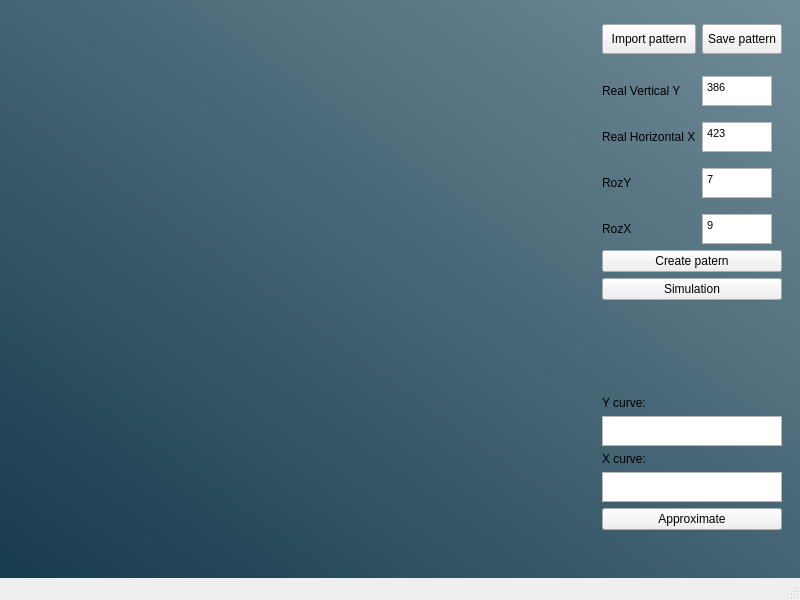
This is develop/interfaces/interface_pattern_menu.ui in Mark-mmv/HelczaViewerMultiProject_v1 as Qt 5 draws it before an edit. The edited form follows.
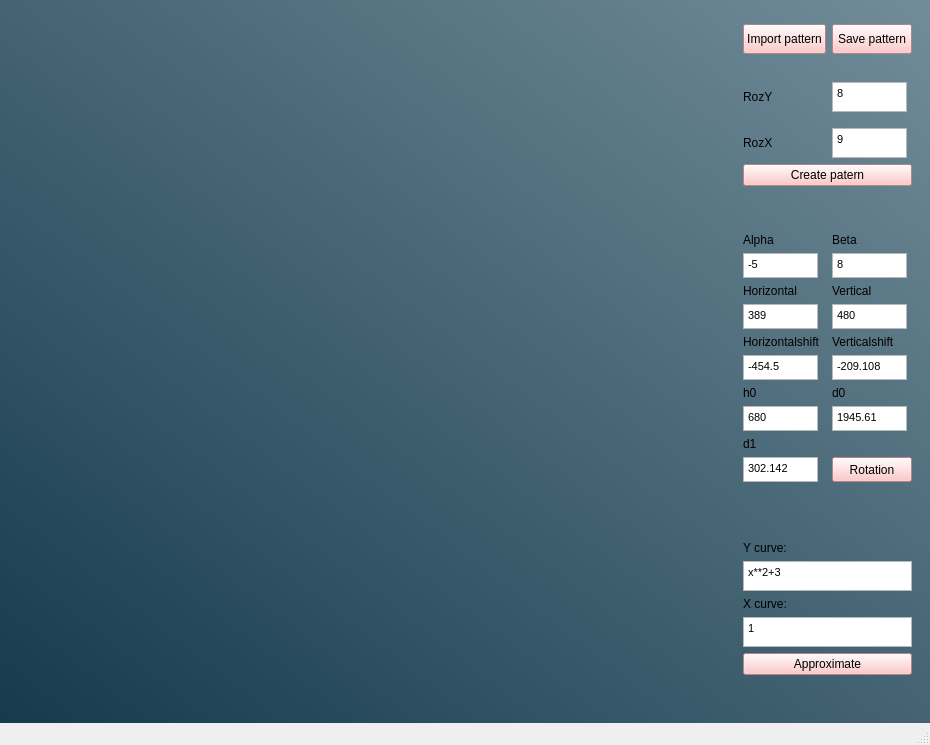
This is the edited form.

Commit message: Add methods: approximate and rotation_pattern

```diff
--- a/develop/interfaces/interface_pattern_menu.ui
+++ b/develop/interfaces/interface_pattern_menu.ui
@@ -6,8 +6,8 @@
    <rect>
     <x>0</x>
     <y>0</y>
-    <width>800</width>
-    <height>600</height>
+    <width>930</width>
+    <height>745</height>
    </rect>
   </property>
   <property name="windowTitle">
@@ -27,7 +27,551 @@
        <property name="sizeConstraint">
         <enum>QLayout::SetDefaultConstraint</enum>
        </property>
-       <item row="0" column="0" rowspan="20">
+       <item row="8" column="3">
+        <widget class="QLabel" name="label_beta">
+         <property name="minimumSize">
+          <size>
+           <width>20</width>
+           <height>15</height>
+          </size>
+         </property>
+         <property name="maximumSize">
+          <size>
+           <width>16777215</width>
+           <height>15</height>
+          </size>
+         </property>
+         <property name="font">
+          <font>
+           <pointsize>9</pointsize>
+           <weight>50</weight>
+           <bold>false</bold>
+          </font>
+         </property>
+         <property name="text">
+          <string>Beta</string>
+         </property>
+        </widget>
+       </item>
+       <item row="1" column="2">
+        <widget class="QPushButton" name="button_import_pattern">
+         <property name="minimumSize">
+          <size>
+           <width>0</width>
+           <height>30</height>
+          </size>
+         </property>
+         <property name="styleSheet">
+          <string notr="true">background-color: rgb(255, 185, 185);</string>
+         </property>
+         <property name="text">
+          <string>Import pattern</string>
+         </property>
+        </widget>
+       </item>
+       <item row="1" column="3">
+        <widget class="QPushButton" name="button_save_pattern">
+         <property name="minimumSize">
+          <size>
+           <width>0</width>
+           <height>30</height>
+          </size>
+         </property>
+         <property name="styleSheet">
+          <string notr="true">background-color: rgb(255, 185, 185);</string>
+         </property>
+         <property name="text">
+          <string>Save pattern</string>
+         </property>
+        </widget>
+       </item>
+       <item row="22" column="2" colspan="2">
+        <widget class="QTextEdit" name="textedit_formule_y">
+         <property name="maximumSize">
+          <size>
+           <width>180</width>
+           <height>30</height>
+          </size>
+         </property>
+         <property name="html">
+          <string>&lt;!DOCTYPE HTML PUBLIC &quot;-//W3C//DTD HTML 4.0//EN&quot; &quot;http://www.w3.org/TR/REC-html40/strict.dtd&quot;&gt;
+&lt;html&gt;&lt;head&gt;&lt;meta name=&quot;qrichtext&quot; content=&quot;1&quot; /&gt;&lt;style type=&quot;text/css&quot;&gt;
+p, li { white-space: pre-wrap; }
+&lt;/style&gt;&lt;/head&gt;&lt;body style=&quot; font-family:'MS Shell Dlg 2'; font-size:8.25pt; font-weight:400; font-style:normal;&quot;&gt;
+&lt;p style=&quot; margin-top:0px; margin-bottom:0px; margin-left:0px; margin-right:0px; -qt-block-indent:0; text-indent:0px;&quot;&gt;x**2+3&lt;/p&gt;&lt;/body&gt;&lt;/html&gt;</string>
+         </property>
+        </widget>
+       </item>
+       <item row="8" column="2">
+        <widget class="QLabel" name="label_alpha">
+         <property name="maximumSize">
+          <size>
+           <width>16777215</width>
+           <height>15</height>
+          </size>
+         </property>
+         <property name="font">
+          <font>
+           <pointsize>9</pointsize>
+           <weight>50</weight>
+           <bold>false</bold>
+          </font>
+         </property>
+         <property name="text">
+          <string>Alpha</string>
+         </property>
+        </widget>
+       </item>
+       <item row="15" column="2">
+        <widget class="QTextEdit" name="textedit_h0">
+         <property name="sizePolicy">
+          <sizepolicy hsizetype="Fixed" vsizetype="Fixed">
+           <horstretch>0</horstretch>
+           <verstretch>0</verstretch>
+          </sizepolicy>
+         </property>
+         <property name="maximumSize">
+          <size>
+           <width>75</width>
+           <height>25</height>
+          </size>
+         </property>
+         <property name="html">
+          <string>&lt;!DOCTYPE HTML PUBLIC &quot;-//W3C//DTD HTML 4.0//EN&quot; &quot;http://www.w3.org/TR/REC-html40/strict.dtd&quot;&gt;
+&lt;html&gt;&lt;head&gt;&lt;meta name=&quot;qrichtext&quot; content=&quot;1&quot; /&gt;&lt;style type=&quot;text/css&quot;&gt;
+p, li { white-space: pre-wrap; }
+&lt;/style&gt;&lt;/head&gt;&lt;body style=&quot; font-family:'MS Shell Dlg 2'; font-size:8.25pt; font-weight:400; font-style:normal;&quot;&gt;
+&lt;p style=&quot; margin-top:0px; margin-bottom:0px; margin-left:0px; margin-right:0px; -qt-block-indent:0; text-indent:0px;&quot;&gt;680&lt;/p&gt;&lt;/body&gt;&lt;/html&gt;</string>
+         </property>
+        </widget>
+       </item>
+       <item row="6" column="2" colspan="2">
+        <widget class="QPushButton" name="button_create_pattern">
+         <property name="styleSheet">
+          <string notr="true">background-color: rgb(255, 185, 185);</string>
+         </property>
+         <property name="text">
+          <string>Create patern</string>
+         </property>
+        </widget>
+       </item>
+       <item row="12" column="2">
+        <widget class="QLabel" name="label_horizontalshift">
+         <property name="font">
+          <font>
+           <pointsize>9</pointsize>
+           <weight>50</weight>
+           <bold>false</bold>
+          </font>
+         </property>
+         <property name="text">
+          <string>Horizontalshift</string>
+         </property>
+        </widget>
+       </item>
+       <item row="17" column="2">
+        <widget class="QTextEdit" name="textedit_d1">
+         <property name="sizePolicy">
+          <sizepolicy hsizetype="Fixed" vsizetype="Fixed">
+           <horstretch>0</horstretch>
+           <verstretch>0</verstretch>
+          </sizepolicy>
+         </property>
+         <property name="maximumSize">
+          <size>
+           <width>75</width>
+           <height>25</height>
+          </size>
+         </property>
+         <property name="html">
+          <string>&lt;!DOCTYPE HTML PUBLIC &quot;-//W3C//DTD HTML 4.0//EN&quot; &quot;http://www.w3.org/TR/REC-html40/strict.dtd&quot;&gt;
+&lt;html&gt;&lt;head&gt;&lt;meta name=&quot;qrichtext&quot; content=&quot;1&quot; /&gt;&lt;style type=&quot;text/css&quot;&gt;
+p, li { white-space: pre-wrap; }
+&lt;/style&gt;&lt;/head&gt;&lt;body style=&quot; font-family:'MS Shell Dlg 2'; font-size:8.25pt; font-weight:400; font-style:normal;&quot;&gt;
+&lt;p style=&quot; margin-top:0px; margin-bottom:0px; margin-left:0px; margin-right:0px; -qt-block-indent:0; text-indent:0px;&quot;&gt;302.142&lt;/p&gt;&lt;/body&gt;&lt;/html&gt;</string>
+         </property>
+        </widget>
+       </item>
+       <item row="11" column="2">
+        <widget class="QTextEdit" name="textedit_horizontal">
+         <property name="sizePolicy">
+          <sizepolicy hsizetype="Fixed" vsizetype="Fixed">
+           <horstretch>0</horstretch>
+           <verstretch>0</verstretch>
+          </sizepolicy>
+         </property>
+         <property name="maximumSize">
+          <size>
+           <width>75</width>
+           <height>25</height>
+          </size>
+         </property>
+         <property name="html">
+          <string>&lt;!DOCTYPE HTML PUBLIC &quot;-//W3C//DTD HTML 4.0//EN&quot; &quot;http://www.w3.org/TR/REC-html40/strict.dtd&quot;&gt;
+&lt;html&gt;&lt;head&gt;&lt;meta name=&quot;qrichtext&quot; content=&quot;1&quot; /&gt;&lt;style type=&quot;text/css&quot;&gt;
+p, li { white-space: pre-wrap; }
+&lt;/style&gt;&lt;/head&gt;&lt;body style=&quot; font-family:'MS Shell Dlg 2'; font-size:8.25pt; font-weight:400; font-style:normal;&quot;&gt;
+&lt;p style=&quot; margin-top:0px; margin-bottom:0px; margin-left:0px; margin-right:0px; -qt-block-indent:0; text-indent:0px;&quot;&gt;389&lt;/p&gt;&lt;/body&gt;&lt;/html&gt;</string>
+         </property>
+        </widget>
+       </item>
+       <item row="11" column="3">
+        <widget class="QTextEdit" name="textedit_vertical">
+         <property name="sizePolicy">
+          <sizepolicy hsizetype="Fixed" vsizetype="Fixed">
+           <horstretch>0</horstretch>
+           <verstretch>0</verstretch>
+          </sizepolicy>
+         </property>
+         <property name="maximumSize">
+          <size>
+           <width>75</width>
+           <height>25</height>
+          </size>
+         </property>
+         <property name="html">
+          <string>&lt;!DOCTYPE HTML PUBLIC &quot;-//W3C//DTD HTML 4.0//EN&quot; &quot;http://www.w3.org/TR/REC-html40/strict.dtd&quot;&gt;
+&lt;html&gt;&lt;head&gt;&lt;meta name=&quot;qrichtext&quot; content=&quot;1&quot; /&gt;&lt;style type=&quot;text/css&quot;&gt;
+p, li { white-space: pre-wrap; }
+&lt;/style&gt;&lt;/head&gt;&lt;body style=&quot; font-family:'MS Shell Dlg 2'; font-size:8.25pt; font-weight:400; font-style:normal;&quot;&gt;
+&lt;p style=&quot; margin-top:0px; margin-bottom:0px; margin-left:0px; margin-right:0px; -qt-block-indent:0; text-indent:0px;&quot;&gt;480&lt;/p&gt;&lt;/body&gt;&lt;/html&gt;</string>
+         </property>
+        </widget>
+       </item>
+       <item row="13" column="3">
+        <widget class="QTextEdit" name="textedit_verticalshift">
+         <property name="sizePolicy">
+          <sizepolicy hsizetype="Fixed" vsizetype="Fixed">
+           <horstretch>0</horstretch>
+           <verstretch>0</verstretch>
+          </sizepolicy>
+         </property>
+         <property name="maximumSize">
+          <size>
+           <width>75</width>
+           <height>25</height>
+          </size>
+         </property>
+         <property name="html">
+          <string>&lt;!DOCTYPE HTML PUBLIC &quot;-//W3C//DTD HTML 4.0//EN&quot; &quot;http://www.w3.org/TR/REC-html40/strict.dtd&quot;&gt;
+&lt;html&gt;&lt;head&gt;&lt;meta name=&quot;qrichtext&quot; content=&quot;1&quot; /&gt;&lt;style type=&quot;text/css&quot;&gt;
+p, li { white-space: pre-wrap; }
+&lt;/style&gt;&lt;/head&gt;&lt;body style=&quot; font-family:'MS Shell Dlg 2'; font-size:8.25pt; font-weight:400; font-style:normal;&quot;&gt;
+&lt;p style=&quot; margin-top:0px; margin-bottom:0px; margin-left:0px; margin-right:0px; -qt-block-indent:0; text-indent:0px;&quot;&gt;-209.108&lt;/p&gt;&lt;/body&gt;&lt;/html&gt;</string>
+         </property>
+        </widget>
+       </item>
+       <item row="21" column="2" colspan="2">
+        <widget class="QLabel" name="label_y_curve">
+         <property name="font">
+          <font>
+           <pointsize>9</pointsize>
+           <weight>50</weight>
+           <bold>false</bold>
+          </font>
+         </property>
+         <property name="text">
+          <string>Y curve:</string>
+         </property>
+        </widget>
+       </item>
+       <item row="16" column="2">
+        <widget class="QLabel" name="label">
+         <property name="font">
+          <font>
+           <pointsize>9</pointsize>
+           <weight>50</weight>
+           <bold>false</bold>
+          </font>
+         </property>
+         <property name="text">
+          <string>d1</string>
+         </property>
+        </widget>
+       </item>
+       <item row="14" column="3">
+        <widget class="QLabel" name="label_6">
+         <property name="font">
+          <font>
+           <pointsize>9</pointsize>
+           <weight>50</weight>
+           <bold>false</bold>
+          </font>
+         </property>
+         <property name="text">
+          <string>d0</string>
+         </property>
+        </widget>
+       </item>
+       <item row="4" column="2">
+        <widget class="QLabel" name="label_rozy">
+         <property name="minimumSize">
+          <size>
+           <width>50</width>
+           <height>50</height>
+          </size>
+         </property>
+         <property name="font">
+          <font>
+           <pointsize>9</pointsize>
+           <weight>50</weight>
+           <bold>false</bold>
+          </font>
+         </property>
+         <property name="text">
+          <string>RozY</string>
+         </property>
+        </widget>
+       </item>
+       <item row="9" column="2">
+        <widget class="QTextEdit" name="textedit_alpha">
+         <property name="sizePolicy">
+          <sizepolicy hsizetype="Fixed" vsizetype="Fixed">
+           <horstretch>0</horstretch>
+           <verstretch>0</verstretch>
+          </sizepolicy>
+         </property>
+         <property name="maximumSize">
+          <size>
+           <width>75</width>
+           <height>25</height>
+          </size>
+         </property>
+         <property name="html">
+          <string>&lt;!DOCTYPE HTML PUBLIC &quot;-//W3C//DTD HTML 4.0//EN&quot; &quot;http://www.w3.org/TR/REC-html40/strict.dtd&quot;&gt;
+&lt;html&gt;&lt;head&gt;&lt;meta name=&quot;qrichtext&quot; content=&quot;1&quot; /&gt;&lt;style type=&quot;text/css&quot;&gt;
+p, li { white-space: pre-wrap; }
+&lt;/style&gt;&lt;/head&gt;&lt;body style=&quot; font-family:'MS Shell Dlg 2'; font-size:8.25pt; font-weight:400; font-style:normal;&quot;&gt;
+&lt;p style=&quot; margin-top:0px; margin-bottom:0px; margin-left:0px; margin-right:0px; -qt-block-indent:0; text-indent:0px;&quot;&gt;-5&lt;/p&gt;&lt;/body&gt;&lt;/html&gt;</string>
+         </property>
+        </widget>
+       </item>
+       <item row="24" column="2" colspan="2">
+        <widget class="QTextEdit" name="textedit_formule_x">
+         <property name="maximumSize">
+          <size>
+           <width>180</width>
+           <height>30</height>
+          </size>
+         </property>
+         <property name="html">
+          <string>&lt;!DOCTYPE HTML PUBLIC &quot;-//W3C//DTD HTML 4.0//EN&quot; &quot;http://www.w3.org/TR/REC-html40/strict.dtd&quot;&gt;
+&lt;html&gt;&lt;head&gt;&lt;meta name=&quot;qrichtext&quot; content=&quot;1&quot; /&gt;&lt;style type=&quot;text/css&quot;&gt;
+p, li { white-space: pre-wrap; }
+&lt;/style&gt;&lt;/head&gt;&lt;body style=&quot; font-family:'MS Shell Dlg 2'; font-size:8.25pt; font-weight:400; font-style:normal;&quot;&gt;
+&lt;p style=&quot; margin-top:0px; margin-bottom:0px; margin-left:0px; margin-right:0px; -qt-block-indent:0; text-indent:0px;&quot;&gt;1&lt;/p&gt;&lt;/body&gt;&lt;/html&gt;</string>
+         </property>
+        </widget>
+       </item>
+       <item row="12" column="3">
+        <widget class="QLabel" name="label_verticalshift">
+         <property name="font">
+          <font>
+           <pointsize>9</pointsize>
+           <weight>50</weight>
+           <bold>false</bold>
+          </font>
+         </property>
+         <property name="text">
+          <string>Verticalshift</string>
+         </property>
+        </widget>
+       </item>
+       <item row="20" column="2">
+        <spacer name="verticalspacer">
+         <property name="orientation">
+          <enum>Qt::Vertical</enum>
+         </property>
+         <property name="sizeHint" stdset="0">
+          <size>
+           <width>20</width>
+           <height>40</height>
+          </size>
+         </property>
+        </spacer>
+       </item>
+       <item row="13" column="2">
+        <widget class="QTextEdit" name="textedit_horizontalshift">
+         <property name="sizePolicy">
+          <sizepolicy hsizetype="Fixed" vsizetype="Fixed">
+           <horstretch>0</horstretch>
+           <verstretch>0</verstretch>
+          </sizepolicy>
+         </property>
+         <property name="maximumSize">
+          <size>
+           <width>75</width>
+           <height>25</height>
+          </size>
+         </property>
+         <property name="html">
+          <string>&lt;!DOCTYPE HTML PUBLIC &quot;-//W3C//DTD HTML 4.0//EN&quot; &quot;http://www.w3.org/TR/REC-html40/strict.dtd&quot;&gt;
+&lt;html&gt;&lt;head&gt;&lt;meta name=&quot;qrichtext&quot; content=&quot;1&quot; /&gt;&lt;style type=&quot;text/css&quot;&gt;
+p, li { white-space: pre-wrap; }
+&lt;/style&gt;&lt;/head&gt;&lt;body style=&quot; font-family:'MS Shell Dlg 2'; font-size:8.25pt; font-weight:400; font-style:normal;&quot;&gt;
+&lt;p style=&quot; margin-top:0px; margin-bottom:0px; margin-left:0px; margin-right:0px; -qt-block-indent:0; text-indent:0px;&quot;&gt;-454.5&lt;/p&gt;&lt;/body&gt;&lt;/html&gt;</string>
+         </property>
+        </widget>
+       </item>
+       <item row="4" column="3">
+        <widget class="QTextEdit" name="textedit_rozy">
+         <property name="sizePolicy">
+          <sizepolicy hsizetype="Fixed" vsizetype="Fixed">
+           <horstretch>0</horstretch>
+           <verstretch>0</verstretch>
+          </sizepolicy>
+         </property>
+         <property name="maximumSize">
+          <size>
+           <width>75</width>
+           <height>30</height>
+          </size>
+         </property>
+         <property name="html">
+          <string>&lt;!DOCTYPE HTML PUBLIC &quot;-//W3C//DTD HTML 4.0//EN&quot; &quot;http://www.w3.org/TR/REC-html40/strict.dtd&quot;&gt;
+&lt;html&gt;&lt;head&gt;&lt;meta name=&quot;qrichtext&quot; content=&quot;1&quot; /&gt;&lt;style type=&quot;text/css&quot;&gt;
+p, li { white-space: pre-wrap; }
+&lt;/style&gt;&lt;/head&gt;&lt;body style=&quot; font-family:'MS Shell Dlg 2'; font-size:8.25pt; font-weight:400; font-style:normal;&quot;&gt;
+&lt;p style=&quot; margin-top:0px; margin-bottom:0px; margin-left:0px; margin-right:0px; -qt-block-indent:0; text-indent:0px;&quot;&gt;8&lt;/p&gt;&lt;/body&gt;&lt;/html&gt;</string>
+         </property>
+        </widget>
+       </item>
+       <item row="9" column="3">
+        <widget class="QTextEdit" name="textedit_beta">
+         <property name="sizePolicy">
+          <sizepolicy hsizetype="Fixed" vsizetype="Fixed">
+           <horstretch>0</horstretch>
+           <verstretch>0</verstretch>
+          </sizepolicy>
+         </property>
+         <property name="maximumSize">
+          <size>
+           <width>75</width>
+           <height>25</height>
+          </size>
+         </property>
+         <property name="html">
+          <string>&lt;!DOCTYPE HTML PUBLIC &quot;-//W3C//DTD HTML 4.0//EN&quot; &quot;http://www.w3.org/TR/REC-html40/strict.dtd&quot;&gt;
+&lt;html&gt;&lt;head&gt;&lt;meta name=&quot;qrichtext&quot; content=&quot;1&quot; /&gt;&lt;style type=&quot;text/css&quot;&gt;
+p, li { white-space: pre-wrap; }
+&lt;/style&gt;&lt;/head&gt;&lt;body style=&quot; font-family:'MS Shell Dlg 2'; font-size:8.25pt; font-weight:400; font-style:normal;&quot;&gt;
+&lt;p style=&quot; margin-top:0px; margin-bottom:0px; margin-left:0px; margin-right:0px; -qt-block-indent:0; text-indent:0px;&quot;&gt;8&lt;/p&gt;&lt;/body&gt;&lt;/html&gt;</string>
+         </property>
+        </widget>
+       </item>
+       <item row="23" column="2" colspan="2">
+        <widget class="QLabel" name="label_x_curve">
+         <property name="font">
+          <font>
+           <pointsize>9</pointsize>
+           <weight>50</weight>
+           <bold>false</bold>
+          </font>
+         </property>
+         <property name="text">
+          <string>X curve:</string>
+         </property>
+        </widget>
+       </item>
+       <item row="25" column="2" colspan="2">
+        <widget class="QPushButton" name="button_approximate">
+         <property name="styleSheet">
+          <string notr="true">background-color: rgb(255, 185, 185);</string>
+         </property>
+         <property name="text">
+          <string>Approximate</string>
+         </property>
+        </widget>
+       </item>
+       <item row="14" column="2">
+        <widget class="QLabel" name="label_5">
+         <property name="font">
+          <font>
+           <pointsize>9</pointsize>
+           <weight>50</weight>
+           <bold>false</bold>
+          </font>
+         </property>
+         <property name="text">
+          <string>h0</string>
+         </property>
+        </widget>
+       </item>
+       <item row="5" column="3">
+        <widget class="QTextEdit" name="textedit_rozx">
+         <property name="sizePolicy">
+          <sizepolicy hsizetype="Fixed" vsizetype="Fixed">
+           <horstretch>0</horstretch>
+           <verstretch>0</verstretch>
+          </sizepolicy>
+         </property>
+         <property name="maximumSize">
+          <size>
+           <width>75</width>
+           <height>30</height>
+          </size>
+         </property>
+         <property name="html">
+          <string>&lt;!DOCTYPE HTML PUBLIC &quot;-//W3C//DTD HTML 4.0//EN&quot; &quot;http://www.w3.org/TR/REC-html40/strict.dtd&quot;&gt;
+&lt;html&gt;&lt;head&gt;&lt;meta name=&quot;qrichtext&quot; content=&quot;1&quot; /&gt;&lt;style type=&quot;text/css&quot;&gt;
+p, li { white-space: pre-wrap; }
+&lt;/style&gt;&lt;/head&gt;&lt;body style=&quot; font-family:'MS Shell Dlg 2'; font-size:8.25pt; font-weight:400; font-style:normal;&quot;&gt;
+&lt;p style=&quot; margin-top:0px; margin-bottom:0px; margin-left:0px; margin-right:0px; -qt-block-indent:0; text-indent:0px;&quot;&gt;9&lt;/p&gt;&lt;/body&gt;&lt;/html&gt;</string>
+         </property>
+        </widget>
+       </item>
+       <item row="10" column="2">
+        <widget class="QLabel" name="label_horizontal">
+         <property name="font">
+          <font>
+           <pointsize>9</pointsize>
+           <weight>50</weight>
+           <bold>false</bold>
+          </font>
+         </property>
+         <property name="text">
+          <string>Horizontal</string>
+         </property>
+        </widget>
+       </item>
+       <item row="5" column="2">
+        <widget class="QLabel" name="label_rozx">
+         <property name="font">
+          <font>
+           <pointsize>9</pointsize>
+           <weight>50</weight>
+           <bold>false</bold>
+          </font>
+         </property>
+         <property name="text">
+          <string>RozX</string>
+         </property>
+        </widget>
+       </item>
+       <item row="15" column="3">
+        <widget class="QTextEdit" name="textedit_d0">
+         <property name="sizePolicy">
+          <sizepolicy hsizetype="Fixed" vsizetype="Fixed">
+           <horstretch>0</horstretch>
+           <verstretch>0</verstretch>
+          </sizepolicy>
+         </property>
+         <property name="maximumSize">
+          <size>
+           <width>75</width>
+           <height>25</height>
+          </size>
+         </property>
+         <property name="html">
+          <string>&lt;!DOCTYPE HTML PUBLIC &quot;-//W3C//DTD HTML 4.0//EN&quot; &quot;http://www.w3.org/TR/REC-html40/strict.dtd&quot;&gt;
+&lt;html&gt;&lt;head&gt;&lt;meta name=&quot;qrichtext&quot; content=&quot;1&quot; /&gt;&lt;style type=&quot;text/css&quot;&gt;
+p, li { white-space: pre-wrap; }
+&lt;/style&gt;&lt;/head&gt;&lt;body style=&quot; font-family:'MS Shell Dlg 2'; font-size:8.25pt; font-weight:400; font-style:normal;&quot;&gt;
+&lt;p style=&quot; margin-top:0px; margin-bottom:0px; margin-left:0px; margin-right:0px; -qt-block-indent:0; text-indent:0px;&quot;&gt;1945.61&lt;/p&gt;&lt;/body&gt;&lt;/html&gt;</string>
+         </property>
+        </widget>
+       </item>
+       <item row="0" column="0" rowspan="31">
         <widget class="QWidget" name="widget_for_pattern" native="true">
          <property name="sizePolicy">
           <sizepolicy hsizetype="Expanding" vsizetype="Preferred">
@@ -49,111 +593,22 @@
          </layout>
         </widget>
        </item>
-       <item row="5" column="3">
-        <widget class="QTextEdit" name="textedit_rozy">
-         <property name="sizePolicy">
-          <sizepolicy hsizetype="Fixed" vsizetype="Fixed">
-           <horstretch>0</horstretch>
-           <verstretch>0</verstretch>
-          </sizepolicy>
+       <item row="10" column="3">
+        <widget class="QLabel" name="label_vertical">
+         <property name="font">
+          <font>
+           <pointsize>9</pointsize>
+           <weight>50</weight>
+           <bold>false</bold>
+          </font>
          </property>
-         <property name="maximumSize">
-          <size>
-           <width>70</width>
-           <height>30</height>
-          </size>
-         </property>
-         <property name="html">
-          <string>&lt;!DOCTYPE HTML PUBLIC &quot;-//W3C//DTD HTML 4.0//EN&quot; &quot;http://www.w3.org/TR/REC-html40/strict.dtd&quot;&gt;
-&lt;html&gt;&lt;head&gt;&lt;meta name=&quot;qrichtext&quot; content=&quot;1&quot; /&gt;&lt;style type=&quot;text/css&quot;&gt;
-p, li { white-space: pre-wrap; }
-&lt;/style&gt;&lt;/head&gt;&lt;body style=&quot; font-family:'MS Shell Dlg 2'; font-size:8.25pt; font-weight:400; font-style:normal;&quot;&gt;
-&lt;p style=&quot; margin-top:0px; margin-bottom:0px; margin-left:0px; margin-right:0px; -qt-block-indent:0; text-indent:0px;&quot;&gt;7&lt;/p&gt;&lt;/body&gt;&lt;/html&gt;</string>
-         </property>
-        </widget>
-       </item>
-       <item row="13" column="2" colspan="2">
-        <widget class="QTextEdit" name="textedit_formule_x">
-         <property name="maximumSize">
-          <size>
-           <width>180</width>
-           <height>30</height>
-          </size>
-         </property>
-        </widget>
-       </item>
-       <item row="5" column="2">
-        <widget class="QLabel" name="label_rozy">
-         <property name="minimumSize">
-          <size>
-           <width>50</width>
-           <height>50</height>
-          </size>
-         </property>
          <property name="text">
-          <string>RozY</string>
+          <string>Vertical</string>
          </property>
         </widget>
        </item>
-       <item row="4" column="2">
-        <widget class="QLabel" name="label_real_horizontal">
-         <property name="text">
-          <string>Real Horizontal X</string>
-         </property>
-        </widget>
-       </item>
-       <item row="6" column="2">
-        <widget class="QLabel" name="label_rozx">
-         <property name="text">
-          <string>RozX</string>
-         </property>
-        </widget>
-       </item>
-       <item row="3" column="2">
-        <widget class="QLabel" name="label_real_vertical">
-         <property name="minimumSize">
-          <size>
-           <width>50</width>
-           <height>50</height>
-          </size>
-         </property>
-         <property name="text">
-          <string>Real Vertical Y</string>
-         </property>
-        </widget>
-       </item>
-       <item row="4" column="3">
-        <widget class="QTextEdit" name="textedit_real_horizontal_x">
-         <property name="sizePolicy">
-          <sizepolicy hsizetype="Fixed" vsizetype="Fixed">
-           <horstretch>0</horstretch>
-           <verstretch>0</verstretch>
-          </sizepolicy>
-         </property>
-         <property name="maximumSize">
-          <size>
-           <width>70</width>
-           <height>30</height>
-          </size>
-         </property>
-         <property name="html">
-          <string>&lt;!DOCTYPE HTML PUBLIC &quot;-//W3C//DTD HTML 4.0//EN&quot; &quot;http://www.w3.org/TR/REC-html40/strict.dtd&quot;&gt;
-&lt;html&gt;&lt;head&gt;&lt;meta name=&quot;qrichtext&quot; content=&quot;1&quot; /&gt;&lt;style type=&quot;text/css&quot;&gt;
-p, li { white-space: pre-wrap; }
-&lt;/style&gt;&lt;/head&gt;&lt;body style=&quot; font-family:'MS Shell Dlg 2'; font-size:8.25pt; font-weight:400; font-style:normal;&quot;&gt;
-&lt;p style=&quot; margin-top:0px; margin-bottom:0px; margin-left:0px; margin-right:0px; -qt-block-indent:0; text-indent:0px;&quot;&gt;423&lt;/p&gt;&lt;/body&gt;&lt;/html&gt;</string>
-         </property>
-        </widget>
-       </item>
-       <item row="8" column="2" colspan="2">
-        <widget class="QPushButton" name="button_simulation">
-         <property name="text">
-          <string>Simulation</string>
-         </property>
-        </widget>
-       </item>
-       <item row="9" column="2">
-        <spacer name="verticalspacer">
+       <item row="7" column="2">
+        <spacer name="verticalSpacer">
          <property name="orientation">
           <enum>Qt::Vertical</enum>
          </property>
@@ -165,113 +620,25 @@
          </property>
         </spacer>
        </item>
-       <item row="14" column="2" colspan="2">
-        <widget class="QPushButton" name="button_approximate">
-         <property name="text">
-          <string>Approximate</string>
-         </property>
-        </widget>
-       </item>
-       <item row="6" column="3">
-        <widget class="QTextEdit" name="textedit_rozx">
+       <item row="17" column="3">
+        <widget class="QPushButton" name="button_rotation">
          <property name="sizePolicy">
-          <sizepolicy hsizetype="Fixed" vsizetype="Fixed">
+          <sizepolicy hsizetype="Preferred" vsizetype="Preferred">
            <horstretch>0</horstretch>
            <verstretch>0</verstretch>
           </sizepolicy>
          </property>
-         <property name="maximumSize">
-          <size>
-           <width>70</width>
-           <height>30</height>
-          </size>
+         <property name="font">
+          <font>
+           <weight>50</weight>
+           <bold>false</bold>
+          </font>
          </property>
-         <property name="html">
-          <string>&lt;!DOCTYPE HTML PUBLIC &quot;-//W3C//DTD HTML 4.0//EN&quot; &quot;http://www.w3.org/TR/REC-html40/strict.dtd&quot;&gt;
-&lt;html&gt;&lt;head&gt;&lt;meta name=&quot;qrichtext&quot; content=&quot;1&quot; /&gt;&lt;style type=&quot;text/css&quot;&gt;
-p, li { white-space: pre-wrap; }
-&lt;/style&gt;&lt;/head&gt;&lt;body style=&quot; font-family:'MS Shell Dlg 2'; font-size:8.25pt; font-weight:400; font-style:normal;&quot;&gt;
-&lt;p style=&quot; margin-top:0px; margin-bottom:0px; margin-left:0px; margin-right:0px; -qt-block-indent:0; text-indent:0px;&quot;&gt;9&lt;/p&gt;&lt;/body&gt;&lt;/html&gt;</string>
+         <property name="styleSheet">
+          <string notr="true">background-color: rgb(255, 185, 185);</string>
          </property>
-        </widget>
-       </item>
-       <item row="11" column="2" colspan="2">
-        <widget class="QTextEdit" name="textedit_formule_y">
-         <property name="maximumSize">
-          <size>
-           <width>180</width>
-           <height>30</height>
-          </size>
-         </property>
-        </widget>
-       </item>
-       <item row="7" column="2" colspan="2">
-        <widget class="QPushButton" name="button_create_pattern">
          <property name="text">
-          <string>Create patern</string>
-         </property>
-        </widget>
-       </item>
-       <item row="12" column="2" colspan="2">
-        <widget class="QLabel" name="label_x_curve">
-         <property name="text">
-          <string>X curve:</string>
-         </property>
-        </widget>
-       </item>
-       <item row="10" column="2" colspan="2">
-        <widget class="QLabel" name="label_y_curve">
-         <property name="text">
-          <string>Y curve:</string>
-         </property>
-        </widget>
-       </item>
-       <item row="1" column="2">
-        <widget class="QPushButton" name="button_import_pattern">
-         <property name="minimumSize">
-          <size>
-           <width>0</width>
-           <height>30</height>
-          </size>
-         </property>
-         <property name="text">
-          <string>Import pattern</string>
-         </property>
-        </widget>
-       </item>
-       <item row="1" column="3">
-        <widget class="QPushButton" name="button_save_pattern">
-         <property name="minimumSize">
-          <size>
-           <width>0</width>
-           <height>30</height>
-          </size>
-         </property>
-         <property name="text">
-          <string>Save pattern</string>
-         </property>
-        </widget>
-       </item>
-       <item row="3" column="3">
-        <widget class="QTextEdit" name="textedit_real_horizontal_y">
-         <property name="sizePolicy">
-          <sizepolicy hsizetype="Fixed" vsizetype="Fixed">
-           <horstretch>0</horstretch>
-           <verstretch>0</verstretch>
-          </sizepolicy>
-         </property>
-         <property name="maximumSize">
-          <size>
-           <width>70</width>
-           <height>30</height>
-          </size>
-         </property>
-         <property name="html">
-          <string>&lt;!DOCTYPE HTML PUBLIC &quot;-//W3C//DTD HTML 4.0//EN&quot; &quot;http://www.w3.org/TR/REC-html40/strict.dtd&quot;&gt;
-&lt;html&gt;&lt;head&gt;&lt;meta name=&quot;qrichtext&quot; content=&quot;1&quot; /&gt;&lt;style type=&quot;text/css&quot;&gt;
-p, li { white-space: pre-wrap; }
-&lt;/style&gt;&lt;/head&gt;&lt;body style=&quot; font-family:'MS Shell Dlg 2'; font-size:8.25pt; font-weight:400; font-style:normal;&quot;&gt;
-&lt;p style=&quot; margin-top:0px; margin-bottom:0px; margin-left:0px; margin-right:0px; -qt-block-indent:0; text-indent:0px;&quot;&gt;386&lt;/p&gt;&lt;/body&gt;&lt;/html&gt;</string>
+          <string>Rotation</string>
          </property>
         </widget>
        </item>
```
Left out of the diff: 2 changed lines with no effect on the pictures. The commit also changes 30 other files.
